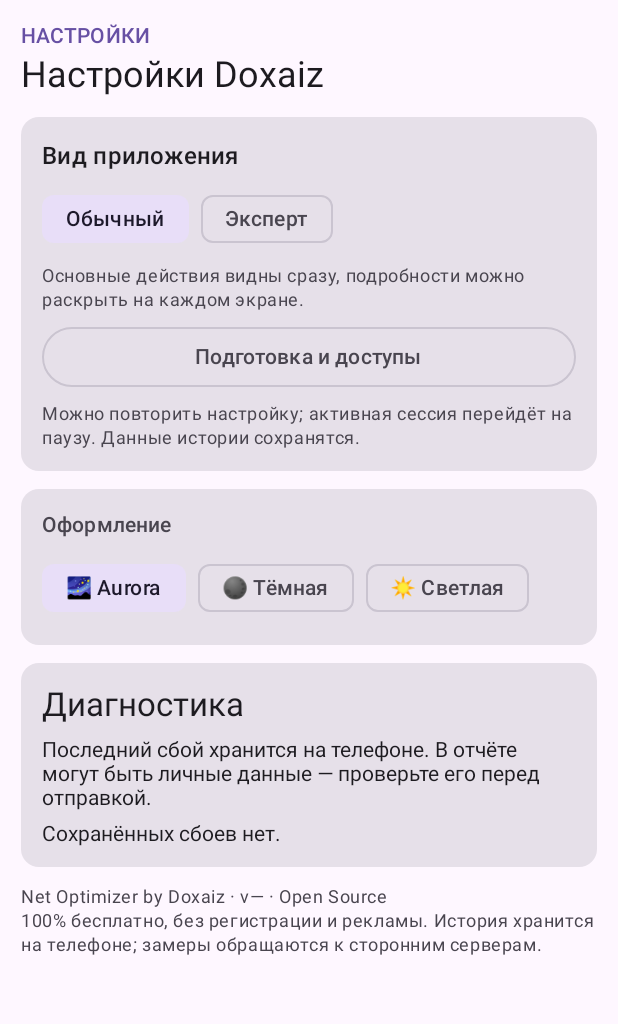
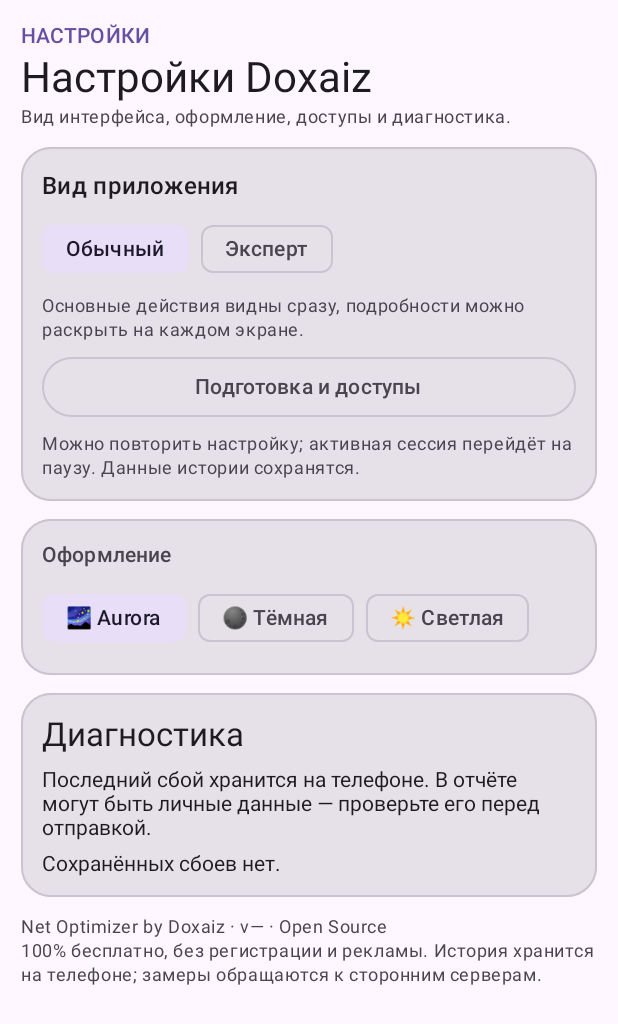
Before and after one commit to Doxaiz/net-optimizer-by_doxaiz, an Android app built with Jetpack Compose: the composable SettingsScreen shown on its own in the app's theme, on a phone screen of 412 x 824 dp. Shown: the top 1024 px of the screen. Run offline under Robolectric (Android 15) with nearby library versions, the phone set to English and light mode, and no system bars; libraries missing offline, so code that uses them is left out: rikka.shizuku; pictures from the network do not load; 11 statements that could not run were skipped.

Commit message:
Align sessions and settings screens with the new card style
Co-authored-by: arena-agent <297053741+arena-agent@users.noreply.github.com>

```diff
--- a/app/src/main/java/com/doxaiz/netoptimizer/ui/settings/SettingsScreen.kt
+++ b/app/src/main/java/com/doxaiz/netoptimizer/ui/settings/SettingsScreen.kt
@@ -1,9 +1,11 @@
 package com.doxaiz.netoptimizer.ui.settings
 
+import androidx.compose.foundation.BorderStroke
 import androidx.compose.foundation.layout.*
 import androidx.compose.foundation.horizontalScroll
 import androidx.compose.foundation.rememberScrollState
 import androidx.compose.foundation.lazy.LazyColumn
+import androidx.compose.foundation.shape.RoundedCornerShape
 import androidx.compose.material3.*
 import androidx.compose.runtime.*
 import androidx.compose.ui.Modifier
@@ -45,10 +47,11 @@ fun SettingsScreen(
     LazyColumn(modifier = modifier.fillMaxSize().padding(14.dp), verticalArrangement = Arrangement.spacedBy(12.dp)) {
         item {
             Text("НАСТРОЙКИ", style = MaterialTheme.typography.labelLarge, color = MaterialTheme.colorScheme.primary)
-            Text("Настройки Doxaiz", style = MaterialTheme.typography.headlineSmall)
+            Text("Настройки Doxaiz", style = MaterialTheme.typography.headlineMedium)
+            Text("Вид интерфейса, оформление, доступы и диагностика.", style = MaterialTheme.typography.bodySmall, color = MaterialTheme.colorScheme.onSurfaceVariant)
         }
         item {
-            Card(Modifier.fillMaxWidth()) {
+            Card(Modifier.fillMaxWidth(), shape = RoundedCornerShape(20.dp), border = BorderStroke(1.dp, MaterialTheme.colorScheme.outlineVariant)) {
                 Column(Modifier.padding(14.dp), verticalArrangement = Arrangement.spacedBy(6.dp)) {
                     Text("Вид приложения", style = MaterialTheme.typography.titleMedium)
                     Row(horizontalArrangement = Arrangement.spacedBy(8.dp)) {
@@ -62,7 +65,7 @@ fun SettingsScreen(
             }
         }
         item {
-            Card(modifier = Modifier.fillMaxWidth()) {
+            Card(modifier = Modifier.fillMaxWidth(), shape = RoundedCornerShape(20.dp), border = BorderStroke(1.dp, MaterialTheme.colorScheme.outlineVariant)) {
                 Column(Modifier.padding(14.dp)) {
                     Text("Оформление", style = MaterialTheme.typography.labelLarge, color = MaterialTheme.colorScheme.onSurfaceVariant)
                     Spacer(Modifier.height(8.dp))
@@ -87,7 +90,7 @@ fun SettingsScreen(
             }
         }
         if (interfaceMode == InterfaceMode.EXPERT) item {
-            Card(modifier = Modifier.fillMaxWidth()) {
+            Card(modifier = Modifier.fillMaxWidth(), shape = RoundedCornerShape(20.dp), border = BorderStroke(1.dp, MaterialTheme.colorScheme.outlineVariant)) {
                 Column(Modifier.padding(14.dp)) {
                     Text("Фоновые функции", style = MaterialTheme.typography.labelLarge, color = MaterialTheme.colorScheme.onSurfaceVariant)
                     Text("Автосценарии и оверлей пока недоступны. Приложение не отправляет push-уведомления.", style = MaterialTheme.typography.bodySmall)
@@ -95,7 +98,7 @@ fun SettingsScreen(
             }
         }
         if (interfaceMode == InterfaceMode.EXPERT) item {
-            Card(modifier = Modifier.fillMaxWidth()) {
+            Card(modifier = Modifier.fillMaxWidth(), shape = RoundedCornerShape(20.dp), border = BorderStroke(1.dp, MaterialTheme.colorScheme.outlineVariant)) {
                 Column(Modifier.padding(14.dp)) {
                     Text("Доступ к системе · Shizuku", style = MaterialTheme.typography.labelLarge, color = MaterialTheme.colorScheme.onSurfaceVariant)
                     Text(
@@ -137,7 +140,7 @@ fun SettingsScreen(
             }
         }
         if (interfaceMode == InterfaceMode.EXPERT) item {
-            Card(modifier = Modifier.fillMaxWidth()) {
+            Card(modifier = Modifier.fillMaxWidth(), shape = RoundedCornerShape(20.dp), border = BorderStroke(1.dp, MaterialTheme.colorScheme.outlineVariant)) {
                 Column(Modifier.padding(14.dp)) {
                     Text("Разрешения", style = MaterialTheme.typography.labelLarge, color = MaterialTheme.colorScheme.onSurfaceVariant)
                     Text("Сигнал и сота требуют доступа к местоположению. Разрешения необязательны и управляются в Android.", style = MaterialTheme.typography.bodySmall)
@@ -156,7 +159,7 @@ fun SettingsScreen(
             }
         }
         item {
-            Card(modifier = Modifier.fillMaxWidth()) { Diagnostics() }
+            Card(modifier = Modifier.fillMaxWidth(), shape = RoundedCornerShape(20.dp), border = BorderStroke(1.dp, MaterialTheme.colorScheme.outlineVariant)) { Diagnostics() }
         }
         item {
             Text(
```
Also changed, not shown: app/src/main/java/com/doxaiz/netoptimizer/ui/sessions/SessionsScreen.kt (+7 -4 lines).
